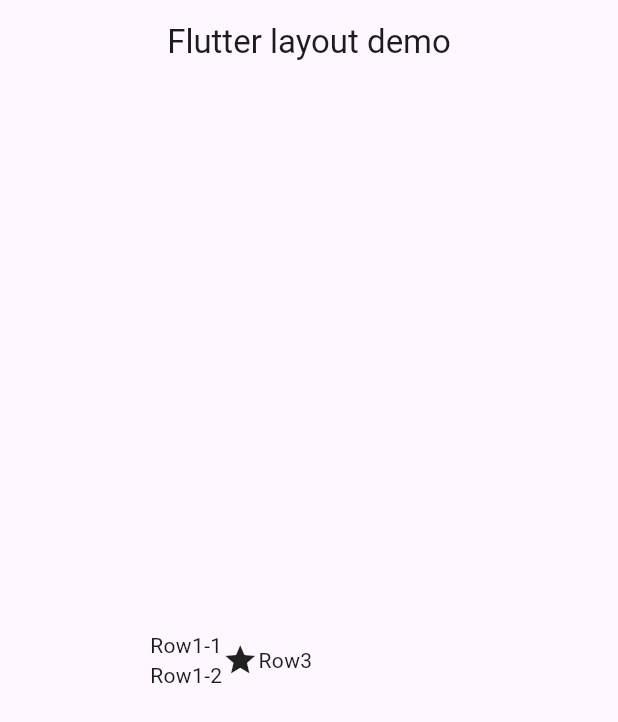
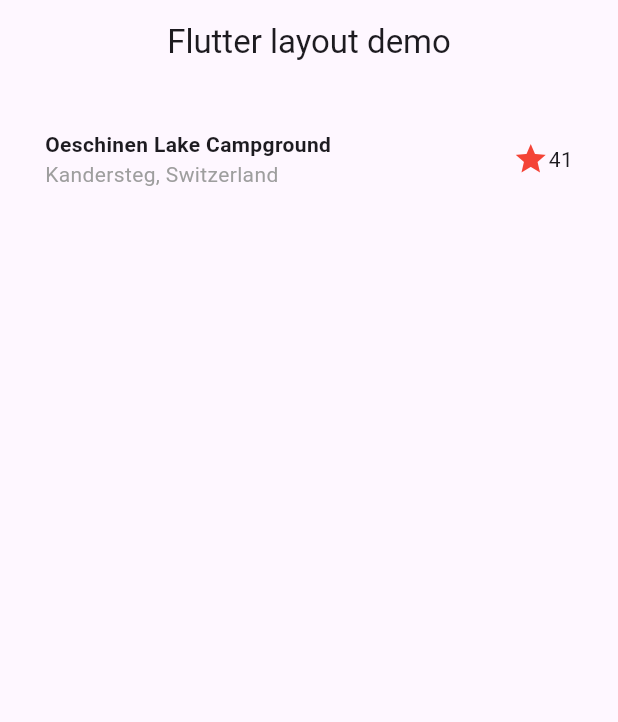
Before and after one commit to hikaru-yajima-nz/fluttter_tutorial, a Flutter app: the screen it shows after launch, on a phone screen of 412 x 824 dp. Shown: the top 722 px of the screen. Run offline on Flutter 3.47's test engine with Material 3 defaults, Android fonts, the phone set to English and light mode, and no system bars.

```diff
--- a/lib/main.dart
+++ b/lib/main.dart
@@ -16,8 +16,15 @@ class MyApp extends StatelessWidget {
             child: Text(appTitle),
           ),
         ),
-        body: const Center(
-          child: TitleSection(name: 'テストでdesuす'),
+        body: const SingleChildScrollView(
+          child: Column(
+            children: [
+              TitleSection(
+                name: 'Oeschinen Lake Campground',
+                location: 'Kandersteg, Switzerland',
+                ),
+            ],
+          ),
         ),
       ),
     );
@@ -28,27 +35,41 @@ class TitleSection extends StatelessWidget {
   const TitleSection({
     super.key,
     required this.name,
-    //required this.location,
+    required this.location,
   });
 
   final String name;
+  final String location;
 
   @override
   Widget build(BuildContext context) {
     return Padding(
-      padding: const EdgeInsets.all(100),
+      padding: const EdgeInsets.all(30),//全体の余白
+
       child: Row(
         children: [
-          Column(
-            mainAxisSize: MainAxisSize.min,
-            //最小サイズに合わせる
-            crossAxisAlignment: CrossAxisAlignment.start,
-            children: [
-            Text('Row1-1'),
-            Text('Row1-2'),
-          ]),
-          Icon(Icons.star),
-          Text('Row3'),
+          Expanded( //Expandedでいい感じの配置になった
+            child:
+            Column(
+              mainAxisSize: MainAxisSize.min,
+              //最小サイズに合わせる
+              crossAxisAlignment: CrossAxisAlignment.start,
+              children: [
+              Text(name,
+                      style: const TextStyle(   //constつけた方がいいよって注意されたため
+                      fontWeight: FontWeight.bold,
+                      ),
+              ),
+              Text(location,
+                      style: TextStyle(
+                        color: Colors.grey[500],
+                        )
+              ),
+              ]
+            )
+          ),
+          Icon(Icons.star,color: Colors.red[500],),
+          const Text('41'),
         ],
       ),
     );
```
